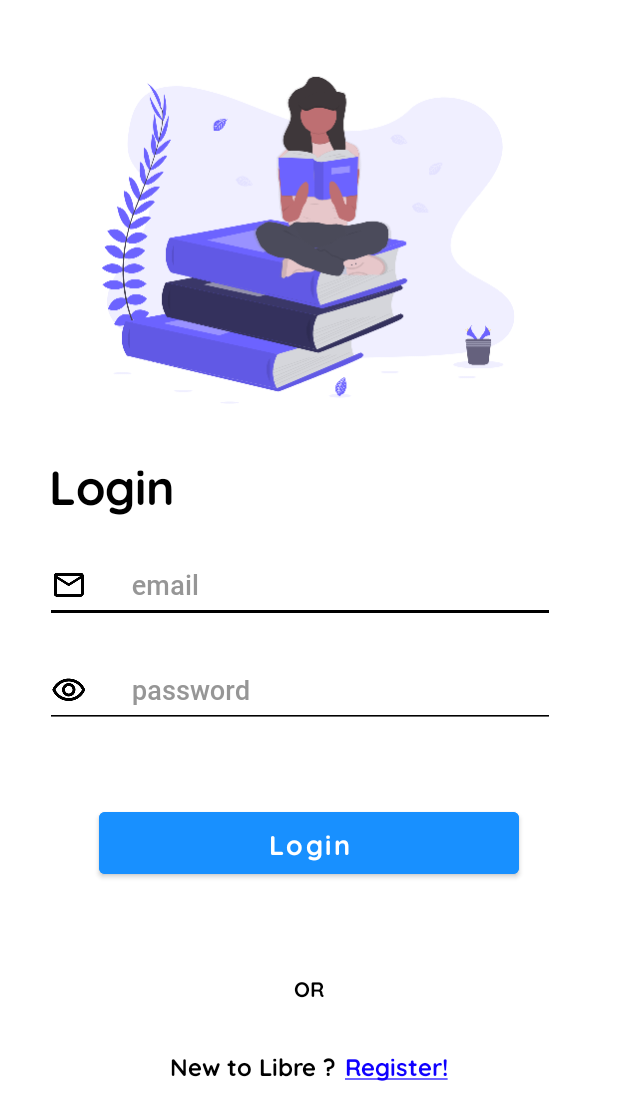
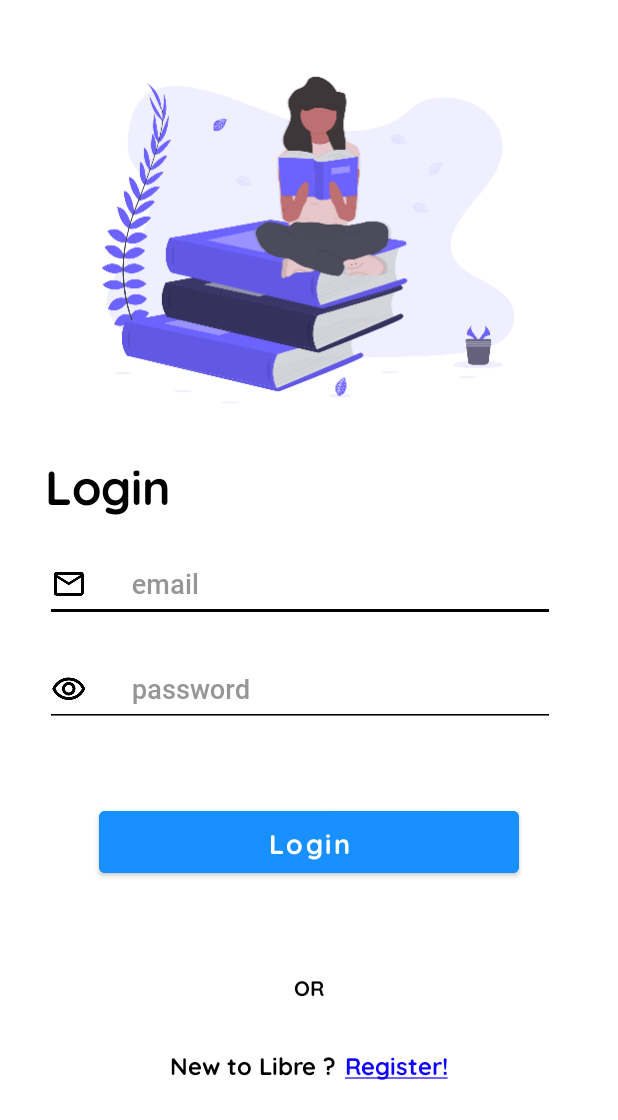
Before and after one commit to glitch-droid/Libre, an Android app: the screen it shows after launch (LoginActivity), on a phone screen of 412 x 824 dp. Shown: the top 1120 px of the screen. Run offline under Robolectric (Android 15) with nearby library versions, the phone set to English and light mode, and no system bars; Roboto replaces fonts that are not available here.

Commit message:
Added Retrofit Network Calling

```diff
--- a/app/src/main/java/com/example/libre/Retrofit_Modules/Retrofit_Network_Caller.java
+++ b/app/src/main/java/com/example/libre/Retrofit_Modules/Retrofit_Network_Caller.java
@@ -25,6 +25,7 @@ public class Retrofit_Network_Caller {
     public Retrofit_Network_Caller(Context context){
         this.context=context;
     }
+
     public void getAllProducts(){
 
         Retrofit retrofit=new Retrofit.Builder()
--- a/app/src/main/res/layout/login_activity.xml
+++ b/app/src/main/res/layout/login_activity.xml
@@ -30,16 +30,16 @@
                 android:layout_height="wrap_content"
                 android:orientation="vertical"
                 android:padding="30dp">
-                    <TextView
-                        android:id="@+id/login_tv"
-                        android:layout_width="90dp"
-                        android:layout_height="45dp"
-                        android:text="@string/login"
-                        android:textAlignment="center"
-                        android:textSize="32sp"
-                        android:textColor="@color/black"
-                        android:fontFamily="@font/quicksand_bold"
-                        />
+
+                <TextView
+                    android:id="@+id/login_tv"
+                    android:layout_width="wrap_content"
+                    android:layout_height="wrap_content"
+                    android:fontFamily="@font/quicksand_bold"
+                    android:text="@string/login"
+                    android:textAlignment="center"
+                    android:textColor="@color/black"
+                    android:textSize="32sp" />
 
                 <EditText
                     android:id="@+id/login_emailTV"
```
